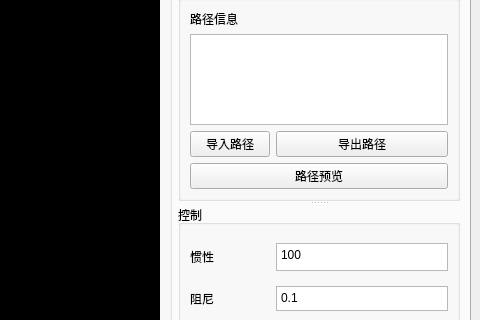
This is main_Chinese.ui in JianLi0-0/industry_library_gui as Qt 5 draws it before an edit; both pictures show x 572 to 1052 and y 210 to 530 of the 1052 by 774 pixel window. The edited form follows.
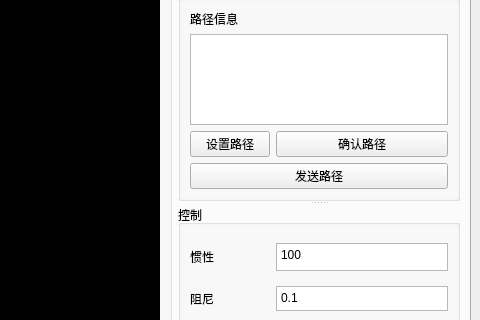
This is the edited form. The open tabs and pages were chosen to show the change.

Commit message: adapt to wipe blackboard

What changed in the file:
```diff
--- a/main_Chinese.ui
+++ b/main_Chinese.ui
@@ -352,21 +352,21 @@
             <item row="2" column="0">
              <widget class="QPushButton" name="select_place_pt_Button_2">
               <property name="text">
-               <string>导入路径</string>
+               <string>设置路径</string>
               </property>
              </widget>
             </item>
             <item row="2" column="1">
              <widget class="QPushButton" name="select_object_Button_2">
               <property name="text">
-               <string>导出路径</string>
+               <string>确认路径</string>
               </property>
              </widget>
             </item>
             <item row="3" column="0" colspan="2">
              <widget class="QPushButton" name="pushButton_10">
               <property name="text">
-               <string>路径预览</string>
+               <string>发送路径</string>
               </property>
              </widget>
             </item>
```
Left out of the diff: 10 changed lines with no effect on the pictures. The commit also changes 1 other file.
